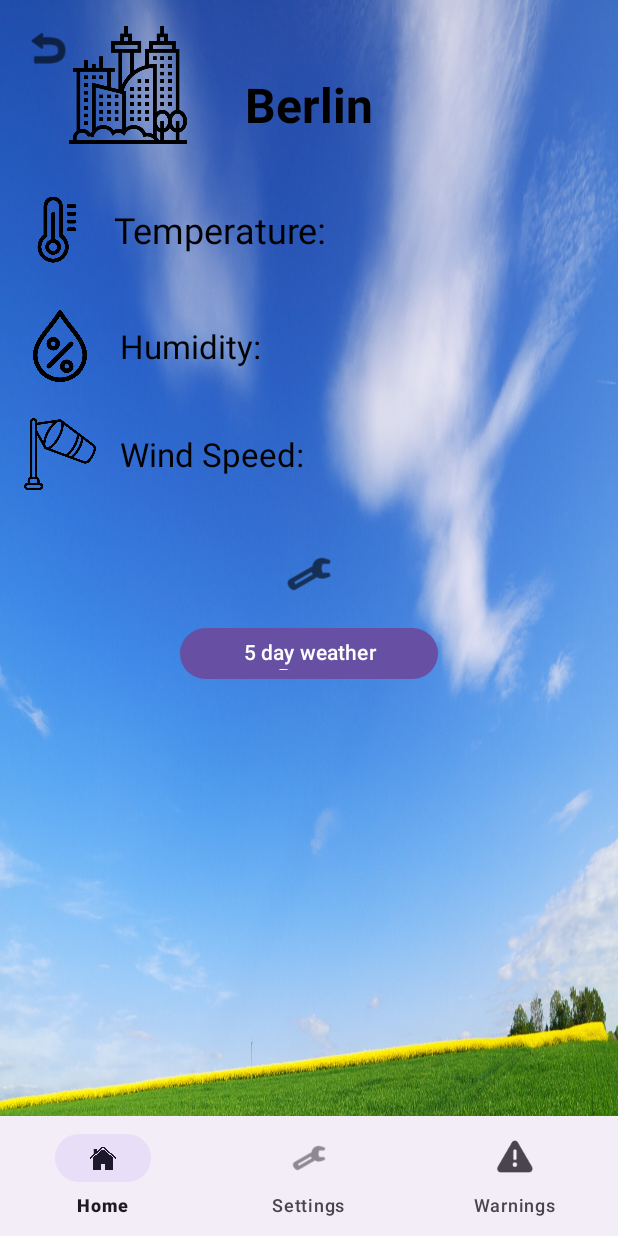
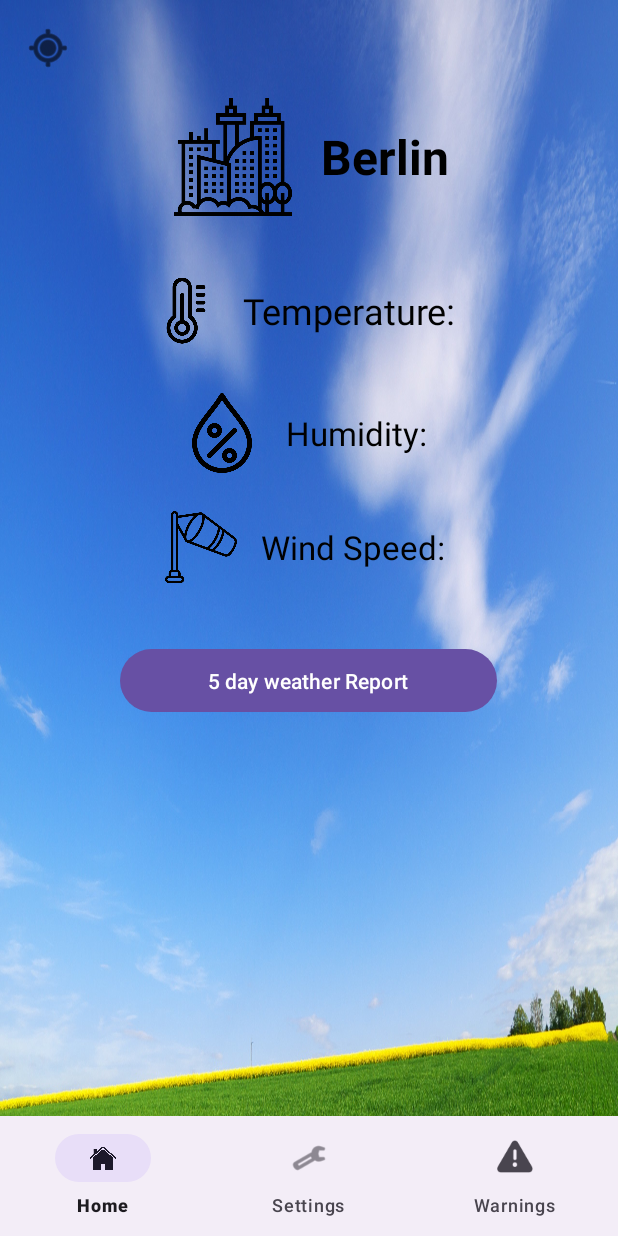
Before and after one commit to TimoMasztalerz/WetterApp, an Android app: the screen it shows after launch (MainActivity), after a tap on "Wetter abrufen", on a phone screen of 412 x 824 dp. Run offline under Robolectric (Android 15) with nearby library versions, the light colour scheme and no system bars; our stand-ins replace navigation-ui; 1 statement that could not run was skipped.

Commit message:
09.08.2024

```diff
--- a/app/src/main/java/com/example/wetterapp/LocationFragment.kt
+++ b/app/src/main/java/com/example/wetterapp/LocationFragment.kt
@@ -9,17 +9,16 @@ import androidx.fragment.app.Fragment
 import androidx.fragment.app.activityViewModels
 import androidx.navigation.fragment.findNavController
 import com.example.wetterapp.databinding.FragmentLocationBinding
-import com.example.wetterapp.ui.WeatherViewModel
+import com.example.wetterapp.model.WeatherViewModel
 
 // Fragment zur Auswahl des Standorts für die Wetteranzeige
 class LocationFragment : Fragment() {
 
     private lateinit var binding: FragmentLocationBinding
 
-    // Shared ViewModel der Activity
+    // ViewModel der Activity
     private val viewModel: WeatherViewModel by activityViewModels()
 
-    // Inflates das Layout für dieses Fragment
     override fun onCreateView(
         inflater: LayoutInflater,
         container: ViewGroup?,
@@ -29,17 +28,16 @@ class LocationFragment : Fragment() {
         return binding.root
     }
 
-    // Wird aufgerufen, nachdem die View erstellt wurde
     override fun onViewCreated(view: View, savedInstanceState: Bundle?) {
         super.onViewCreated(view, savedInstanceState)
-
+//binde die städte an den Spinner
         viewModel.cities.observe(viewLifecycleOwner) { cities ->
             val cityNames = cities.map { it.name }
-            val adapter = ArrayAdapter(requireContext(), R.layout.spinner_item, cityNames)
+            val adapter = ArrayAdapter(requireContext(), R.layout.location_spinner_item, cityNames)
             adapter.setDropDownViewResource(android.R.layout.simple_spinner_dropdown_item)
             binding.citySpinner.adapter = adapter
         }
-
+//location bestätigen- daten abrufen
         binding.buttonSubmit.setOnClickListener {
             val selectedCityName = binding.citySpinner.selectedItem.toString()
             val selectedCity = viewModel.cities.value?.firstOrNull { it.name == selectedCityName }
--- a/app/src/main/java/com/example/wetterapp/MainActivity.kt
+++ b/app/src/main/java/com/example/wetterapp/MainActivity.kt
@@ -18,11 +18,11 @@ class MainActivity : AppCompatActivity() {
 
 
 
-        // Get the NavHostFragment and NavController
+        // definiere NavHostFragment und NavController
         val navHostFragment = supportFragmentManager.findFragmentById(R.id.nav_host_fragment) as NavHostFragment
         val navController = navHostFragment.navController
 
-        // Set up the BottomNavigationView with NavController
+        //  BottomNavigationView mit NavController verknüpfen
         binding.bottomNavigation.setupWithNavController(navController)
     }
 }
--- a/app/src/main/java/com/example/wetterapp/SettingsFragment.kt
+++ b/app/src/main/java/com/example/wetterapp/SettingsFragment.kt
@@ -29,7 +29,7 @@ class SettingsFragment : Fragment() {
 
         sharedPreferences = requireContext().getSharedPreferences("settings", Context.MODE_PRIVATE)
 
-        // Set the switch state based on the stored preference
+//Der Switch bestimmt die shared preferences
         val useFahrenheit = sharedPreferences.getBoolean("useFahrenheit", false)
         binding.switchTemperatureUnit.isChecked = useFahrenheit
         binding.textViewTemperatureUnitStatus.text = "Current unit: ${if (useFahrenheit) "Fahrenheit" else "Celsius"}"
--- a/app/src/main/java/com/example/wetterapp/WarningFragment.kt
+++ b/app/src/main/java/com/example/wetterapp/WarningFragment.kt
@@ -23,10 +23,9 @@ class WarningFragment : Fragment() {
     override fun onViewCreated(view: View, savedInstanceState: Bundle?) {
         super.onViewCreated(view, savedInstanceState)
 
-        // Example: Fetch and display weather warnings
         displayWarnings()
     }
-
+//BespielWarnungen
     private fun displayWarnings() {
         // Example warnings
         val warnings = listOf(
@@ -34,8 +33,7 @@ class WarningFragment : Fragment() {
             "heavy rain",
             "gusts of wind"
         )
-
-        // Bind each warning to its respective TextView
+//anzeige der Warnungen aus der Warning Liste nach index
         binding.textViewWarning1.text = warnings.get(0)
         binding.textViewWarning2.text = warnings.get(1)
         binding.textViewWarning3.text = warnings.get(2)
--- a/app/src/main/java/com/example/wetterapp/WeatherFragment.kt
+++ b/app/src/main/java/com/example/wetterapp/WeatherFragment.kt
@@ -9,7 +9,7 @@ import androidx.fragment.app.Fragment
 import androidx.fragment.app.activityViewModels
 import androidx.navigation.fragment.findNavController
 import com.example.wetterapp.databinding.FragmentWeatherBinding
-import com.example.wetterapp.ui.WeatherViewModel
+import com.example.wetterapp.model.WeatherViewModel
 
 class WeatherFragment : Fragment() {
 
@@ -29,32 +29,36 @@ class WeatherFragment : Fragment() {
         binding.textViewCity.text = args.cityName
 
         // Retrieve the temperature unit preference
-        val sharedPreferences = requireContext().getSharedPreferences("settings", Context.MODE_PRIVATE)
+        val sharedPreferences =
+            requireContext().getSharedPreferences("settings", Context.MODE_PRIVATE)
         val useFahrenheit = sharedPreferences.getBoolean("useFahrenheit", false)
 
         viewModel.weatherData.observe(viewLifecycleOwner) { weatherResponse ->
-            val temperatureInCelsius = weatherResponse.getValueOrNA("t_2m:C")?.toDoubleOrNull() ?: 0.0
+            val temperatureInCelsius = //temperaturAuf2MeterInCelsius
+                weatherResponse.getValueOrNA("t_2m:C")?.toDoubleOrNull() ?: 0.0
+            //C oder F
             val displayTemperature = if (useFahrenheit) {
                 convertCelsiusToFahrenheit(temperatureInCelsius)
             } else {
                 temperatureInCelsius
             }
-            binding.textViewTemperature.text = "Temperature: ${displayTemperature}°${if (useFahrenheit) "F" else "C"}"
-            binding.textViewHumidity.text = "Humidity: ${weatherResponse.getValueOrNA("relative_humidity_2m:p") ?: "N/A"}%"
-            binding.textViewWindSpeed.text = "Wind Speed: ${weatherResponse.getValueOrNA("wind_speed_10m:ms") ?: "N/A"} m/s"
+            //Binding
+
+            binding.textViewTemperature.text =
+                "Temperature: ${displayTemperature}°${if (useFahrenheit) "F" else "C"}"
+            binding.textViewHumidity.text =
+                "Humidity: ${weatherResponse.getValueOrNA("relative_humidity_2m:p") ?: "N/A"}%"
+            binding.textViewWindSpeed.text =
+                "Wind Speed: ${weatherResponse.getValueOrNA("wind_speed_10m:ms") ?: "N/A"} m/s"
         }
 
         setupBackButton()
 
-        // Navigate to ForecastFragment
+        // Navigiere zu ForecastFragment
         binding.buttonForecast.setOnClickListener {
             findNavController().navigate(R.id.action_weatherFragment_to_forecastFragment)
         }
 
-        // Navigate to SettingsFragment
-        binding.buttonToSettings.setOnClickListener {
-            findNavController().navigate(R.id.action_weatherFragment_to_settingsFragment)
-        }
     }
 
     private fun setupBackButton() {
@@ -66,7 +70,7 @@ class WeatherFragment : Fragment() {
     override fun onDestroyView() {
         super.onDestroyView()
     }
-
+//wandle in fahrenheit um
     private fun convertCelsiusToFahrenheit(celsius: Double): Double {
         return (celsius * 9 / 5) + 32
     }
--- a/app/src/main/java/com/example/wetterapp/data/City.kt
+++ b/app/src/main/java/com/example/wetterapp/data/City.kt
@@ -1,5 +1,5 @@
 package com.example.wetterapp.data
-
+//Städten DatenKlasse
 data class City(
     val name: String,
     val latitude: Double,
--- a/app/src/main/java/com/example/wetterapp/data/Forecast.kt
+++ b/app/src/main/java/com/example/wetterapp/data/Forecast.kt
@@ -1,5 +1,5 @@
 package com.example.wetterapp.data
-
+//5 Tage vorschau
 data class Forecast(
     val date: String,
     val maxTemp: Double,
--- a/app/src/main/java/com/example/wetterapp/ui/WeatherViewModel.kt
+++ b/app/src/main/java/com/example/wetterapp/model/WeatherViewModel.kt
@@ -1,4 +1,4 @@
-package com.example.wetterapp.ui
+package com.example.wetterapp.model
 
 import android.util.Log
 import androidx.lifecycle.LiveData
@@ -6,8 +6,8 @@ import androidx.lifecycle.MutableLiveData
 import androidx.lifecycle.ViewModel
 import androidx.lifecycle.viewModelScope
 import com.example.wetterapp.data.City
-import com.example.wetterapp.WeatherRepository
-import com.example.wetterapp.data.WeatherResponse
+import com.example.wetterapp.data.WeatherRepository
+import com.example.wetterapp.network.WeatherResponse
 import kotlinx.coroutines.launch
 
 class WeatherViewModel : ViewModel() {
@@ -25,7 +25,9 @@ class WeatherViewModel : ViewModel() {
                 val cityList = repository.getCities()
                 _cities.value = cityList
             } catch (e: Exception) {
-                // Handle error
+                Log.e("WeatherViewModel", "Error fetching City data", e)
+
+
             }
         }
     }
@@ -37,7 +39,7 @@ class WeatherViewModel : ViewModel() {
                     val weatherResponse = repository.getWeatherForCity(city)
                     _weatherData.value = weatherResponse
                 } catch (e: Exception) {
-                    Log.e("WeatherViewModel", "Error fetching data", e)
+                    Log.e("WeatherViewModel", "Error fetching Weather data", e)
                 }
             }
         }
--- a/app/src/main/java/com/example/wetterapp/network/WeatherApi.kt
+++ b/app/src/main/java/com/example/wetterapp/network/WeatherApi.kt
@@ -6,14 +6,15 @@ import retrofit2.Retrofit
 import retrofit2.converter.moshi.MoshiConverterFactory
 
 object WeatherApi {
+    //WIe kann ich diese nochaml verstecken
     private const val BASE_URL = "https://api.meteomatics.com/"
     const val USERNAME = "syntax_stadelmayer_timo"
     const val PASSWORD = "U6T2s26Cae"
-
+//Imwandlung von Json in Kotlin und ungekehrt
     private val moshi = Moshi.Builder()
         .addLast(KotlinJsonAdapterFactory())
         .build()
-
+// Retrofit erstellt die URL mit den Endpunkte glaub ich
     private val retrofit = Retrofit.Builder()
         .baseUrl(BASE_URL)
         .addConverterFactory(MoshiConverterFactory.create(moshi))
--- a/app/src/main/java/com/example/wetterapp/network/WeatherApiService.kt
+++ b/app/src/main/java/com/example/wetterapp/network/WeatherApiService.kt
@@ -1,11 +1,10 @@
 package com.example.wetterapp.network
 
 import com.example.wetterapp.data.Forecast
-import com.example.wetterapp.data.WeatherResponse
 import retrofit2.http.GET
 import retrofit2.http.Header
 import retrofit2.http.Path
-
+//Endpunkte
 interface WeatherApiService {
     @GET("{datetime}/t_2m:C,relative_humidity_2m:p,wind_speed_10m:ms/{location}/json")
     suspend fun getCurrentWeather(
@@ -14,6 +13,5 @@ interface WeatherApiService {
         @Header("Authorization") authHeader: String
     ): WeatherResponse
 
-    @GET("your/forecast/endpoint")
-    fun getForecast(): List<Forecast>
+
 }
--- a/app/src/main/java/com/example/wetterapp/data/WeatherResponse.kt
+++ b/app/src/main/java/com/example/wetterapp/network/WeatherResponse.kt
@@ -1,4 +1,4 @@
-package com.example.wetterapp.data
+package com.example.wetterapp.network
 
 import com.squareup.moshi.Json
 
--- a/app/src/main/java/com/example/wetterapp/ForecastAdapter.kt
+++ b/app/src/main/java/com/example/wetterapp/ui/ForecastAdapter.kt
@@ -1,10 +1,11 @@
-package com.example.wetterapp
+package com.example.wetterapp.ui
 
 import android.view.LayoutInflater
 import android.view.View
 import android.view.ViewGroup
 import android.widget.TextView
 import androidx.recyclerview.widget.RecyclerView
+import com.example.wetterapp.R
 import com.example.wetterapp.data.Forecast
 
 class ForecastAdapter(
--- a/app/src/main/res/layout/fragment_forecast.xml
+++ b/app/src/main/res/layout/fragment_forecast.xml
@@ -27,7 +27,6 @@
         android:text="5 day weather report"
         android:textSize="24sp" />
 
-    <!-- RecyclerView for com.example.wetterapp.com.example.wetterapp.data.Forecast -->
     <androidx.recyclerview.widget.RecyclerView
         android:id="@+id/recyclerViewForecast"
         android:layout_width="match_parent"
--- a/app/src/main/res/layout/fragment_weather.xml
+++ b/app/src/main/res/layout/fragment_weather.xml
@@ -1,43 +1,50 @@
-<?xml version="1.0" encoding="utf-8"?>
-<RelativeLayout xmlns:android="http://schemas.android.com/apk/res/android"
+<LinearLayout xmlns:android="http://schemas.android.com/apk/res/android"
     xmlns:app="http://schemas.android.com/apk/res-auto"
     android:layout_width="match_parent"
     android:layout_height="match_parent"
-    android:padding="16dp">
+    android:padding="16dp"
+    android:orientation="vertical">
 
     <ImageButton
         android:id="@+id/buttonBack"
         android:layout_width="wrap_content"
         android:layout_height="wrap_content"
-        android:layout_alignParentStart="true"
-        android:layout_alignParentTop="true"
         android:background="?attr/selectableItemBackground"
         android:contentDescription="Back"
-        android:src="@android:drawable/ic_menu_revert"
+        android:src="@android:drawable/ic_menu_mylocation"
         android:tint="#000000" />
 
     <LinearLayout
         android:layout_width="match_parent"
-        android:layout_height="match_parent"
-        android:layout_below="@id/buttonBack"
-        android:gravity="center_horizontal"
-        android:orientation="vertical">
+        android:layout_height="wrap_content"
+        android:gravity="center"
+        android:orientation="horizontal"
+        android:layout_marginTop="16dp"
+        android:layout_marginBottom="32dp"> <!-- Abstand vergrößert -->
+
+        <ImageView
+            android:id="@+id/imageView"
+            android:layout_width="85dp"
+            android:layout_height="81dp"
+            app:srcCompat="@drawable/stadt" />
 
         <TextView
             android:id="@+id/textViewCity"
             android:layout_width="wrap_content"
             android:layout_height="wrap_content"
-            android:layout_marginBottom="32dp"
+            android:layout_marginStart="16dp"
             android:text="City Name"
             android:textColor="@color/black"
             android:textSize="32sp"
             android:textStyle="bold" />
+    </LinearLayout>
 
+    <!-- Temperatur zuerst aufgelistet -->
     <LinearLayout
         android:layout_width="match_parent"
         android:layout_height="wrap_content"
         android:layout_marginBottom="24dp"
-            android:gravity="center_vertical"
+        android:gravity="center"
         android:orientation="horizontal">
 
         <ImageView
@@ -51,8 +58,8 @@
             android:id="@+id/textViewTemperature"
             android:layout_width="wrap_content"
             android:layout_height="wrap_content"
+            android:text="Temperature: "
             android:textColor="@color/black"
-                android:text="Temperature: "
             android:textSize="24sp" />
     </LinearLayout>
 
@@ -60,13 +67,13 @@
         android:layout_width="match_parent"
         android:layout_height="wrap_content"
         android:layout_marginBottom="24dp"
-            android:gravity="center_vertical"
+        android:gravity="center"
         android:orientation="horizontal">
 
         <ImageView
             android:id="@+id/imageViewHumidity"
-                android:layout_width="48dp"
-                android:layout_height="48dp"
+            android:layout_width="53dp"
+            android:layout_height="56dp"
             android:layout_marginEnd="16dp"
             app:srcCompat="@drawable/feuchtigkeit" />
 
@@ -74,8 +81,8 @@
             android:id="@+id/textViewHumidity"
             android:layout_width="wrap_content"
             android:layout_height="wrap_content"
+            android:text="Humidity: "
             android:textColor="@color/black"
-                android:text="Humidity: "
             android:textSize="22sp" />
     </LinearLayout>
 
@@ -83,7 +90,7 @@
         android:layout_width="match_parent"
         android:layout_height="wrap_content"
         android:layout_marginBottom="24dp"
-            android:gravity="center_vertical"
+        android:gravity="center"
         android:orientation="horizontal">
 
         <ImageView
@@ -96,42 +103,19 @@
         <TextView
             android:id="@+id/textViewWindSpeed"
             android:layout_width="wrap_content"
-                android:textColor="@color/black"
             android:layout_height="wrap_content"
             android:text="Wind Speed: "
+            android:textColor="@color/black"
             android:textSize="22sp" />
     </LinearLayout>
 
-
-
-        <ImageButton
-            android:id="@+id/buttonToSettings"
-            android:layout_width="wrap_content"
-            android:layout_height="wrap_content"
-            android:layout_marginTop="16dp"
-            android:background="?attr/selectableItemBackground"
-            android:contentDescription="Go to Settings"
-            android:src="@android:drawable/ic_menu_preferences"
-            android:tint="#000000" />
-
     <Button
         android:id="@+id/buttonForecast"
-            android:layout_width="172dp"
-            android:layout_height="42dp"
+        android:layout_width="251dp"
+        android:layout_height="50dp"
+        android:layout_marginTop="16dp"
         android:contentDescription="Go to Forecast"
-            android:text="5 day weather Report"
-            android:layout_marginTop="16dp"
-            android:src="@drawable/wetter" />
+        android:layout_gravity="center_horizontal"
+        android:text="5 day weather Report" />
 
 </LinearLayout>
-
-    <ImageView
-        android:id="@+id/imageView"
-        android:layout_width="85dp"
-        android:layout_height="81dp"
-        android:layout_alignParentTop="true"
-        android:layout_alignParentEnd="true"
-        android:layout_marginTop="0dp"
-        android:layout_marginEnd="268dp"
-        app:srcCompat="@drawable/stadt" />
-</RelativeLayout>
--- a/app/src/main/res/layout/spinner_dropdown_item.xml
+++ b/app/src/main/res/layout/location_spinner_dropdown_item.xml
@@ -1,4 +1,5 @@
 <?xml version="1.0" encoding="utf-8"?>
+
 <TextView xmlns:android="http://schemas.android.com/apk/res/android"
     android:layout_width="match_parent"
     android:layout_height="wrap_content"
```
Also changed, not shown: app/src/main/java/com/example/wetterapp/ForecastFragment.kt (+4 -5 lines), app/src/main/java/com/example/wetterapp/data/WeatherRepository.kt (renamed from app/src/main/java/com/example/wetterapp/WeatherRepository.kt, +5 -6 lines), app/src/main/res/layout/location_spinner_item.xml (renamed from app/src/main/res/layout/spinner_item.xml). Lines whose indentation alone changed are shown as unchanged.
